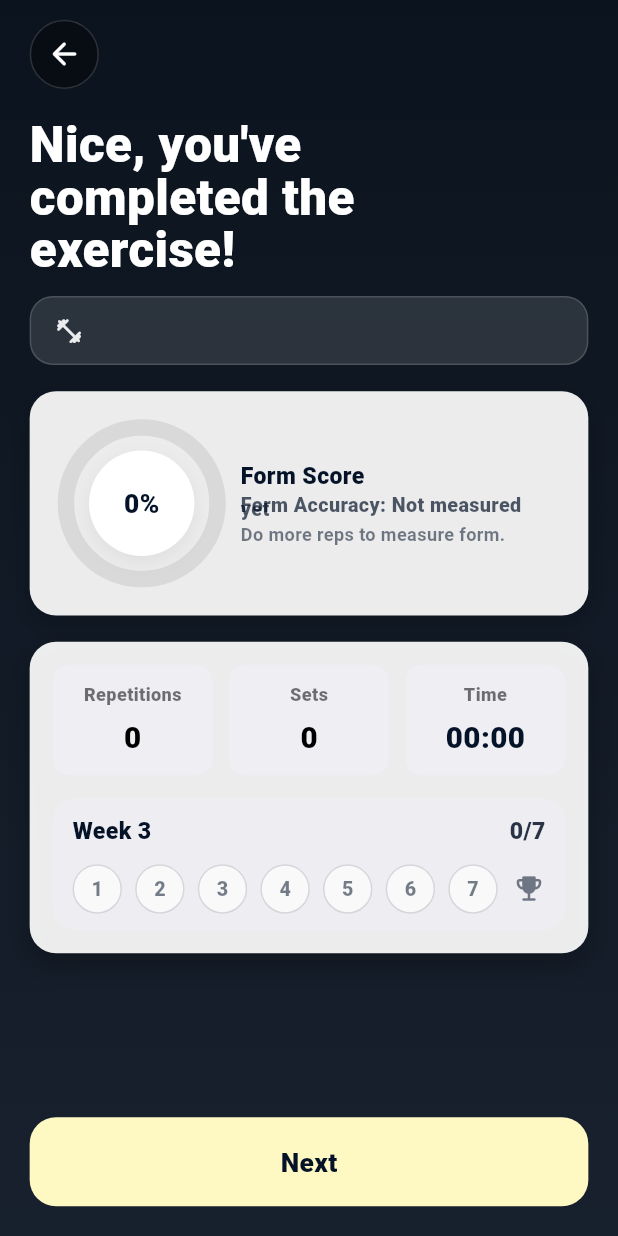
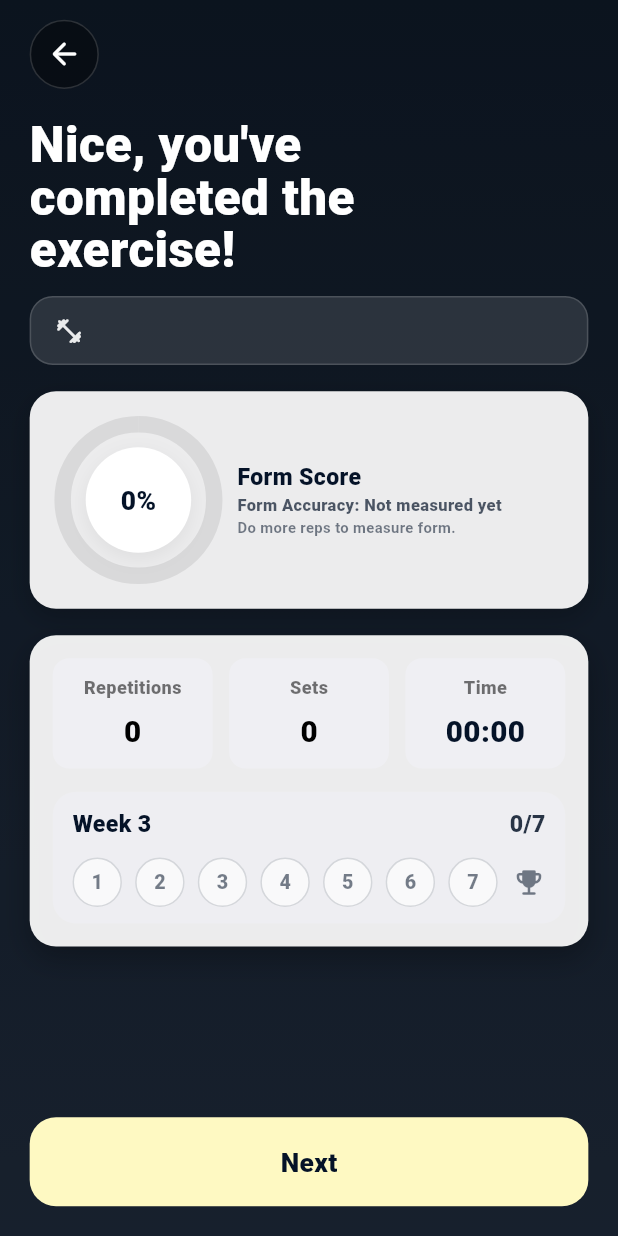
Before and after one commit to quinvrs/perFORM, a Flutter app: the ExerciseSummaryScreen screen opened directly with empty values, on a phone screen of 412 x 824 dp. Run offline on Flutter 3.47's test engine with Material 3 defaults, Android fonts, the phone set to English and light mode, and no system bars; our stand-ins replace camera, flutter_tts, image_picker, permission_handler, sqflite, video_player; missing offline and left inert: google_mlkit_pose_detection; accounts and stored records are empty.

Commit message:
fixed ??? overlapping text

```diff
--- a/lib/screens/exercise_screen.dart
+++ b/lib/screens/exercise_screen.dart
@@ -1985,7 +1985,7 @@ class _ExerciseSummaryScreenState extends State<ExerciseSummaryScreen> {
                           // Form Score Ring Card
                           Container(
                             width: double.infinity,
-                            padding: EdgeInsets.all(22 * s),
+                            padding: EdgeInsets.all(20 * s),
                             decoration: BoxDecoration(
                               color: Colors.white.withValues(alpha: 0.92),
                               borderRadius: BorderRadius.circular(16 * s),
@@ -2343,18 +2343,18 @@ class _FormScoreRingCard extends StatelessWidget {
                 _label(v),
                 style: TextStyle(
                   color: _ink.withValues(alpha: 0.70),
-                  fontSize: 12 * s,
+                  fontSize: 10 * s,
                   fontWeight: FontWeight.w800,
                   height: 0.20,
                 ),
               ),
-              SizedBox(height: 6 * s),
+              SizedBox(height: 7 * s),
               // small hint text
               Text(
                 v <= 0 ? 'Do more reps to measure form.' : 'Keep going to improve your score.',
                 style: TextStyle(
                   color: _ink.withValues(alpha: 0.55),
-                  fontSize: 11 * s,
+                  fontSize: 9 * s,
                   fontWeight: FontWeight.w600,
                 ),
               ),
```
